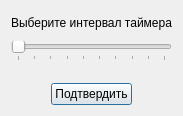
The window that timer_dialog.ui (Dyehalla/TaskManager) describes before a commit, drawn with Qt 5.
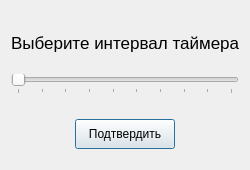
The same window after the commit.

The edit to the form file:
```diff
--- a/timer_dialog.ui
+++ b/timer_dialog.ui
@@ -6,14 +6,29 @@
    <rect>
     <x>0</x>
     <y>0</y>
-    <width>183</width>
-    <height>116</height>
+    <width>250</width>
+    <height>170</height>
    </rect>
   </property>
+  <property name="minimumSize">
+   <size>
+    <width>250</width>
+    <height>170</height>
+   </size>
+  </property>
+  <property name="maximumSize">
+   <size>
+    <width>250</width>
+    <height>170</height>
+   </size>
+  </property>
   <property name="windowTitle">
    <string>Dialog</string>
   </property>
   <layout class="QVBoxLayout" name="verticalLayout">
+   <property name="spacing">
+    <number>0</number>
+   </property>
    <item>
     <layout class="QHBoxLayout" name="horizontalLayout">
      <item>
@@ -31,6 +46,11 @@
      </item>
      <item>
       <widget class="QLabel" name="mainLabel">
+       <property name="font">
+        <font>
+         <pointsize>13</pointsize>
+        </font>
+       </property>
        <property name="text">
         <string>Выберите интервал таймера</string>
        </property>
@@ -71,19 +91,80 @@
     </widget>
    </item>
    <item>
-    <widget class="QLabel" name="seconds">
+    <widget class="QWidget" name="horizontalWidget" native="true">
+     <property name="minimumSize">
+      <size>
+       <width>0</width>
+       <height>15</height>
+      </size>
+     </property>
      <property name="maximumSize">
       <size>
        <width>16777215</width>
-       <height>10</height>
+       <height>15</height>
       </size>
      </property>
+     <layout class="QHBoxLayout" name="horizontalLayout_3">
+      <item>
+       <widget class="QLabel" name="label_2">
+        <property name="maximumSize">
+         <size>
+          <width>16777215</width>
+          <height>15</height>
+         </size>
+        </property>
+        <property name="font">
+         <font>
+          <pointsize>11</pointsize>
+         </font>
+        </property>
      <property name="text">
-      <string/>
+         <string>0.5с</string>
      </property>
     </widget>
    </item>
    <item>
+       <spacer name="horizontalSpacer">
+        <property name="orientation">
+         <enum>Qt::Orientation::Horizontal</enum>
+        </property>
+        <property name="sizeHint" stdset="0">
+         <size>
+          <width>40</width>
+          <height>20</height>
+         </size>
+        </property>
+       </spacer>
+      </item>
+      <item>
+       <widget class="QLabel" name="label">
+        <property name="maximumSize">
+         <size>
+          <width>16777215</width>
+          <height>15</height>
+         </size>
+        </property>
+        <property name="font">
+         <font>
+          <pointsize>11</pointsize>
+         </font>
+        </property>
+        <property name="text">
+         <string>5с</string>
+        </property>
+       </widget>
+      </item>
+     </layout>
+    </widget>
+   </item>
+   <item>
+    <widget class="QWidget" name="" native="true">
+     <property name="maximumSize">
+      <size>
+       <width>16777215</width>
+       <height>50</height>
+      </size>
+     </property>
     <layout class="QHBoxLayout" name="horizontalLayout_2">
      <item>
       <spacer name="rgrethert">
@@ -100,6 +181,12 @@
      </item>
      <item>
       <widget class="QPushButton" name="confirmButton">
+        <property name="minimumSize">
+         <size>
+          <width>100</width>
+          <height>30</height>
+         </size>
+        </property>
        <property name="maximumSize">
         <size>
          <width>100</width>
@@ -125,6 +212,7 @@
       </spacer>
      </item>
     </layout>
+    </widget>
    </item>
   </layout>
  </widget>
```
Left out of the diff: 6 changed lines with no effect on the pictures. Lines whose indentation alone changed are shown as unchanged.
